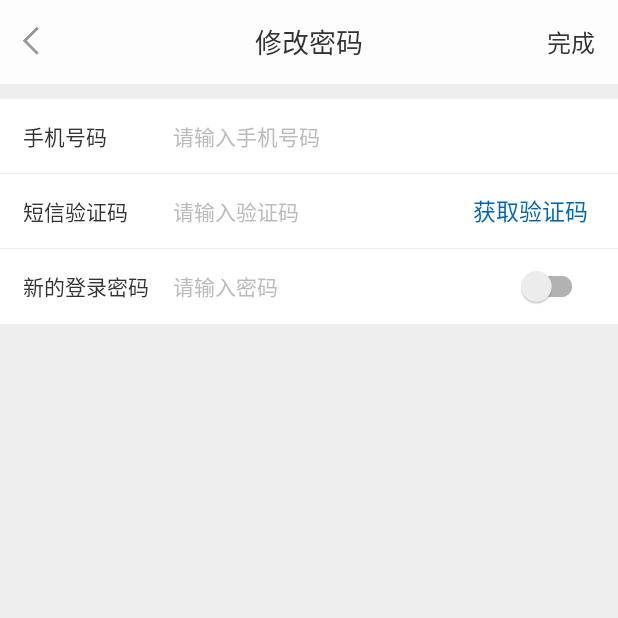
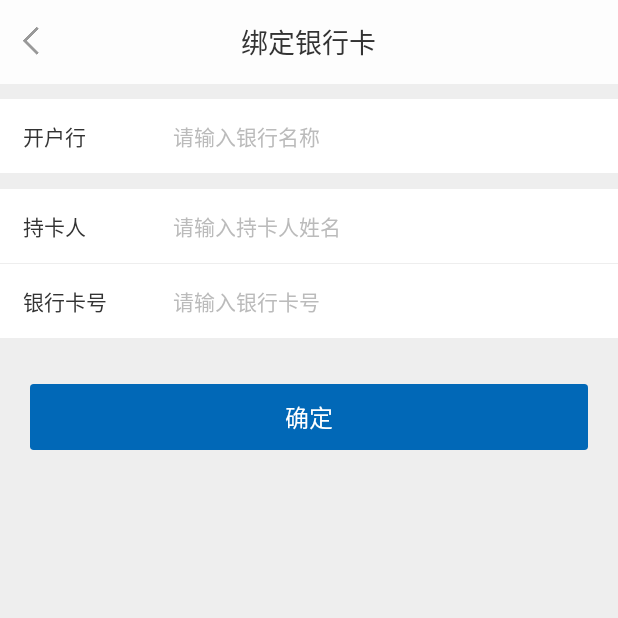
Before and after one commit to Fateee/PhoneReclaim, an Android app: the screen it shows after launch (SplashActivity), on a phone screen of 412 x 824 dp, the top half of it. Run offline under Robolectric (Android 15) with nearby library versions, the phone set to English and light mode, and no system bars; our stand-ins replace ButterKnife, RxJava; libraries missing offline, so code that uses them is left out: me.jessyan.autosize; plain views replace SwitchButton; 2 statements that could not run were skipped.

Commit message:
cardbind setlist cashpwd layout

```diff
--- a/app/src/main/java/com/yc/phonerecycle/activity/SplashActivity.kt
+++ b/app/src/main/java/com/yc/phonerecycle/activity/SplashActivity.kt
@@ -19,7 +19,7 @@ class SplashActivity : BaseActivity<CommonPresenter>(){
     override fun initBundle() {
     }
 
-    override fun getContentView(): Int = R.layout.activity_forget_pwd
+    override fun getContentView(): Int = R.layout.activity_card_bind
 
     override fun initView() {
     }
--- a/app/src/main/java/com/yc/phonerecycle/widget/SetItemLayout.java
+++ b/app/src/main/java/com/yc/phonerecycle/widget/SetItemLayout.java
@@ -70,7 +70,7 @@ public class SetItemLayout extends LinearLayout {
         boolean switchValue = a.getBoolean(R.styleable.setItemLayout_show_switch_value, false);
         if (isShowSwitch) showSwitchButton(switchValue, null);
 
-        boolean isShowTip = a.getBoolean(R.styleable.setItemLayout_is_show_image_tip, false);
+        boolean isShowTip = a.getBoolean(R.styleable.setItemLayout_show_arraw, false);
         if (isShowTip) showImageItemTip();
 
         boolean hideDivider = a.getBoolean(R.styleable.setItemLayout_hide_divider, false);
--- /dev/null
+++ b/app/src/main/res/layout/activity_card_bind.xml
@@ -0,0 +1,49 @@
+<?xml version="1.0" encoding="utf-8"?>
+<LinearLayout xmlns:android="http://schemas.android.com/apk/res/android"
+              xmlns:app="http://schemas.android.com/apk/res-auto"
+              android:layout_width="match_parent"
+              android:layout_height="match_parent"
+              android:background="@color/ceeeeee"
+              android:orientation="vertical">
+
+    <!--<include-->
+    <!--layout="@layout/titleview"/>-->
+    <com.yc.phonerecycle.widget.SimpleToolbar
+            android:layout_width="match_parent"
+            android:layout_height="?attr/actionBarSize"
+            app:toolbar_title="绑定银行卡"
+    />
+    <com.yc.phonerecycle.widget.SetItemLayout
+            android:id="@+id/card_bind_bank_name"
+            android:layout_width="match_parent"
+            android:layout_height="50dp"
+            android:layout_marginTop="10dp"
+            app:title="开户行"
+            app:edit_hint="请输入银行名称"/>
+
+    <com.yc.phonerecycle.widget.SetItemLayout
+            android:id="@+id/card_bind_owner"
+            android:layout_width="match_parent"
+            android:layout_height="50dp"
+            android:layout_marginTop="10dp"
+            app:title="持卡人"
+            app:edit_hint="请输入持卡人姓名"/>
+    <com.yc.phonerecycle.widget.SetItemLayout
+            android:id="@+id/card_bind_card_num"
+            android:layout_width="match_parent"
+            android:layout_height="50dp"
+            app:title="银行卡号"
+            app:edit_hint="请输入银行卡号"/>
+    <com.yc.phonerecycle.widget.SimpleCornerTextView
+            android:id="@+id/card_submit"
+            android:layout_width="match_parent" android:layout_height="44dp"
+            android:layout_marginLeft="20dp"
+            android:layout_marginRight="20dp"
+            android:layout_marginTop="30dp"
+            app:bgColor="@color/c0168b7"
+            app:radius="2.5dp"
+            android:text="确定"
+            android:textSize="16sp"
+            android:textColor="@color/white"
+            android:gravity="center"/>
+</LinearLayout>
--- a/app/src/main/res/layout/titleview.xml
+++ b/app/src/main/res/layout/titleview.xml
@@ -49,6 +49,5 @@
         android:gravity="center"
         android:textColor="@color/c333333"
         android:textSize="16sp"
-        tools:text="完成"
         android:visibility="visible" />
 </FrameLayout>
--- a/app/src/main/res/values/attrs.xml
+++ b/app/src/main/res/values/attrs.xml
@@ -19,7 +19,7 @@
         <attr name="sub_title1" format="string"/>
         <attr name="is_show_switch" format="boolean"/>
         <attr name="show_switch_value" format="boolean"/>
-        <attr name="is_show_image_tip" format="boolean"/>
+        <attr name="show_arraw" format="boolean"/>
         <attr name="hide_divider" format="boolean"/>
     </declare-styleable>
 
```
Also changed, not shown: app/src/main/res/layout/activity_reset_cash_pwd.xml (added, +41 -0 lines), app/src/main/res/layout/activity_setting_list.xml (added, +74 -0 lines).
